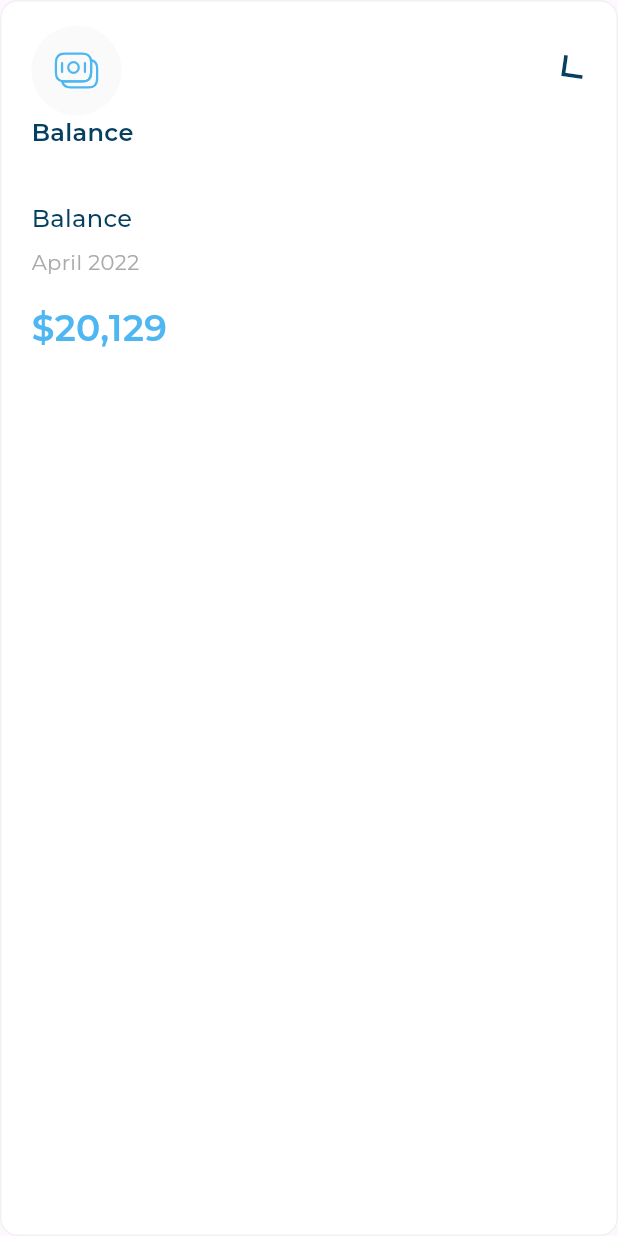
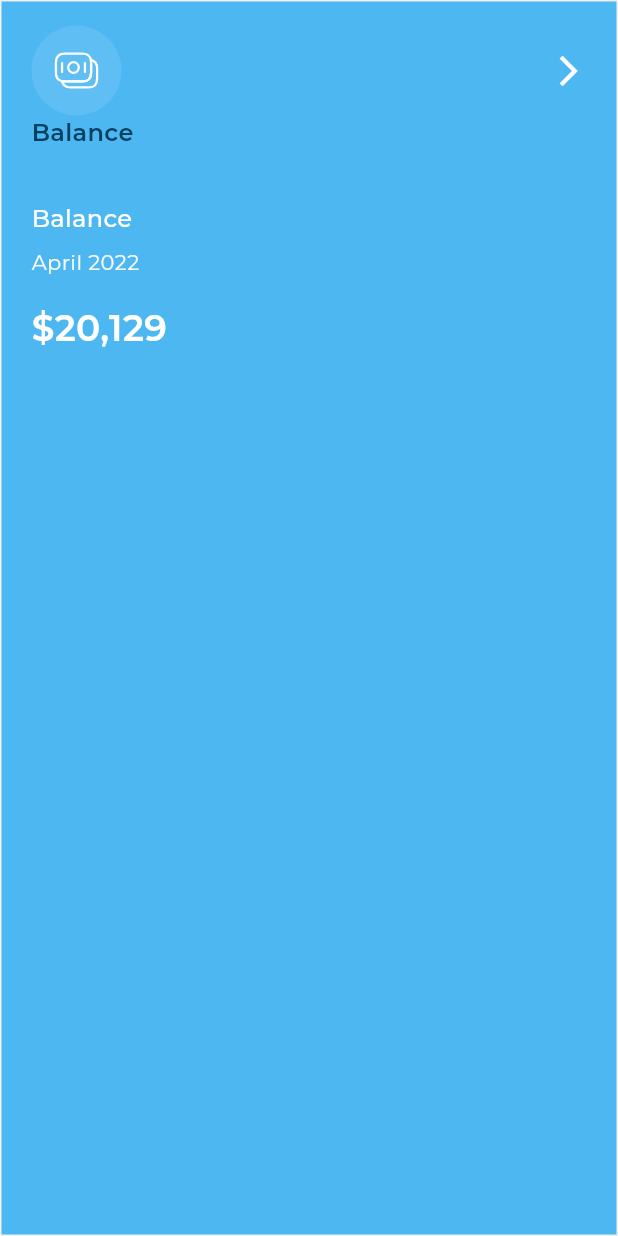
Before and after one commit to Shehab-Emad20/responsive_dash_board, a Flutter app: the ActiveAllExpensessItem widget shown alone on an empty page, opened directly with sample values from the repository, on a phone screen of 412 x 824 dp. Run offline on Flutter 3.47's test engine with Material 3 defaults, Android fonts, the phone set to English and light mode, and no system bars; our stand-ins replace flutter_svg; project files that could hold a hidden picture were left out.

Commit message:
Active all expenses item part 2

```diff
--- a/lib/widgets/all_epensessive_item_header.dart
+++ b/lib/widgets/all_epensessive_item_header.dart
@@ -2,8 +2,13 @@ import 'package:flutter/material.dart';
 import 'package:flutter_svg/svg.dart';
 
 class AllEpensessiveItemHeader extends StatelessWidget {
-  const AllEpensessiveItemHeader({super.key, required this.image});
+  const AllEpensessiveItemHeader(
+      {super.key,
+      required this.image,
+      this.imageBackgroundColor,
+      this.imageColor});
   final String image;
+  final Color? imageBackgroundColor, imageColor;
   @override
   Widget build(BuildContext context) {
     return Row(
@@ -11,20 +16,23 @@ class AllEpensessiveItemHeader extends StatelessWidget {
         Container(
           height: 60,
           width: 60,
-          decoration: const ShapeDecoration(
-            color: Color(0xFFFAFAFA),
-            shape: OvalBorder(),
+          decoration: ShapeDecoration(
+            color: imageBackgroundColor ?? const Color(0xFFFAFAFA),
+            shape: const OvalBorder(),
           ),
           child: Padding(
             padding: const EdgeInsets.all(14),
-            child: SvgPicture.asset(image),
+            child: SvgPicture.asset(image,
+                colorFilter: ColorFilter.mode(
+                    imageColor ?? const Color(0xff4EB7F2), BlendMode.srcIn)),
           ),
         ),
         const Spacer(),
         Transform.rotate(
-          angle: -157079633 * 2,
-          child: const Icon(Icons.arrow_back_ios_new_outlined,
-              color: Color(0xFF064061)),
+          angle: -1.57079633 * 2,
+          child: Icon(Icons.arrow_back_ios_new_outlined,
+              color:
+                  imageColor == null ? const Color(0xFF064061) : Colors.white),
         )
       ],
     );
--- a/lib/widgets/all_expensses_item.dart
+++ b/lib/widgets/all_expensses_item.dart
@@ -10,6 +10,8 @@ class AllExpenssesItem extends StatelessWidget {
   final bool isSelected;
   @override
   Widget build(BuildContext context) {
-    return ActiveAllExpensessItem(itemModel: itemModel);
+    return isSelected
+        ? ActiveAllExpensessItem(itemModel: itemModel)
+        : InActiveAllExpensessItem(itemModel: itemModel);
   }
 }
--- a/lib/widgets/in_active_all_expensess_item.dart
+++ b/lib/widgets/in_active_all_expensess_item.dart
@@ -65,19 +65,23 @@ class ActiveAllExpensessItem extends StatelessWidget {
   Widget build(BuildContext context) {
     return Container(
       padding: const EdgeInsets.symmetric(horizontal: 20, vertical: 16),
-      decoration: ShapeDecoration(
-        color: Colors.white,
+      decoration: const ShapeDecoration(
+        color: Color(0xFF4DB7F2),
         shape: RoundedRectangleBorder(
-            side: const BorderSide(
-              width: 1,
-              color: Color(0xFFF1F1F1),
-            ),
-            borderRadius: BorderRadius.circular(12)),
+          side: BorderSide(
+            width: 1,
+            color: Color(0xFFF1F1F1),
+          ),
+        ),
       ),
       child: Column(
         crossAxisAlignment: CrossAxisAlignment.start,
         children: [
-          AllEpensessiveItemHeader(image: itemModel.image),
+          AllEpensessiveItemHeader(
+              imageBackgroundColor:
+                  Colors.white.withOpacity(0.10000000149011612),
+              imageColor: Colors.white,
+              image: itemModel.image),
           Text(
             itemModel.title,
             style: AppStyles.styleSemiBold16,
@@ -85,17 +89,20 @@ class ActiveAllExpensessItem extends StatelessWidget {
           const SizedBox(height: 34),
           Text(
             itemModel.title,
-            style: AppStyles.styleMedium16,
+            style: AppStyles.styleMedium16.copyWith(
+              color: Colors.white,
+            ),
           ),
           const SizedBox(height: 8),
           Text(
             itemModel.date,
-            style: AppStyles.styleRegular14,
+            style: AppStyles.styleRegular14
+                .copyWith(color: const Color(0xFFFAFAFA)),
           ),
           const SizedBox(height: 16),
           Text(
             itemModel.price,
-            style: AppStyles.styleSemiBold24,
+            style: AppStyles.styleSemiBold24.copyWith(color: Colors.white),
           ),
         ],
       ),
--- a/lib/widgets/range_option.dart
+++ b/lib/widgets/range_option.dart
@@ -27,7 +27,7 @@ class RangeOption extends StatelessWidget {
           ),
           const SizedBox(width: 18),
           Transform.rotate(
-            angle: -157079633,
+            angle: -1.57079633,
             child: const Icon(Icons.arrow_back_ios_new_outlined,
                 color: Color(0xFF064061)),
           )
```
